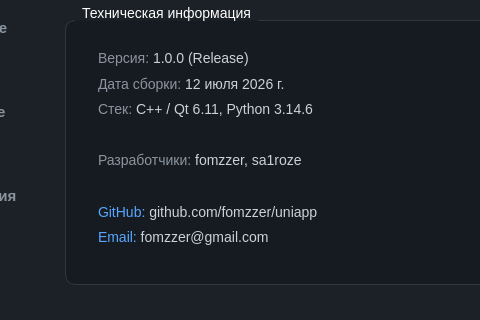
fomzzer/UniApp, file frontend/dashboardwindow.ui: the form before one commit; both pictures show x 119 to 599 and y 197 to 517 of the 800 by 600 pixel window.
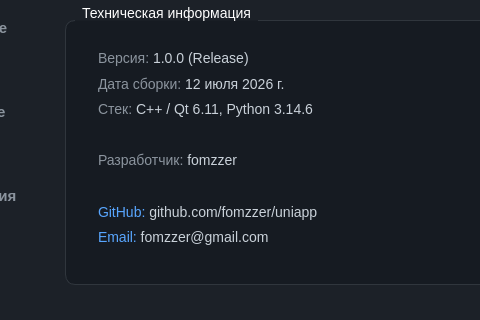
The form after the commit. The open tabs and pages were chosen to show the change. Icons and pictures are not drawn.

Patch:
```diff
--- a/frontend/dashboardwindow.ui
+++ b/frontend/dashboardwindow.ui
@@ -685,7 +685,7 @@
     &lt;span style=&quot;color: #8B949E;&quot;&gt;Дата сборки:&lt;/span&gt; 12 июля 2026 г.&lt;br&gt;
     &lt;span style=&quot;color: #8B949E;&quot;&gt;Стек:&lt;/span&gt; C++ / Qt 6.11, Python 3.14.6&lt;br&gt;
     &lt;br&gt;
-    &lt;span style=&quot;color: #8B949E;&quot;&gt;Разработчики:&lt;/span&gt; fomzzer, sa1roze&lt;br&gt;
+    &lt;span style=&quot;color: #8B949E;&quot;&gt;Разработчик:&lt;/span&gt; fomzzer&lt;br&gt;
     &lt;br&gt;
     &lt;span style=&quot;color: #58A6FF;&quot;&gt;GitHub:&lt;/span&gt; github.com/fomzzer/uniapp&lt;br&gt;
     &lt;span style=&quot;color: #58A6FF;&quot;&gt;Email:&lt;/span&gt; fomzzer@gmail.com
```
Left out of the diff: 2 changed lines with no effect on the pictures.
